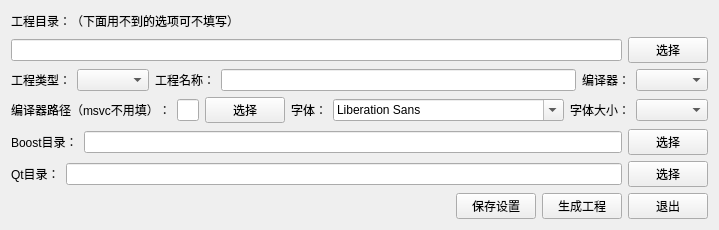
First picture: the form in MainWidget.ui, repository taynpg/quick-cpp, before the edit.
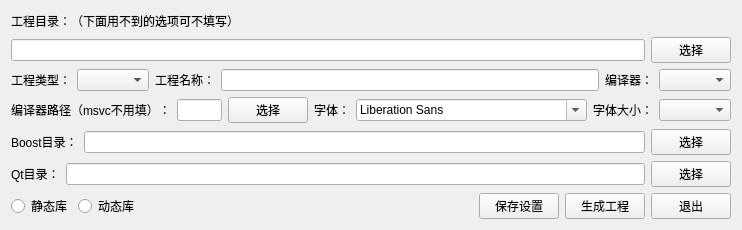
Second picture: the form after the edit.

```diff
--- a/MainWidget.ui
+++ b/MainWidget.ui
@@ -6,7 +6,7 @@
    <rect>
     <x>0</x>
     <y>0</y>
-    <width>716</width>
+    <width>742</width>
     <height>224</height>
    </rect>
   </property>
@@ -177,6 +177,20 @@
    </item>
    <item>
     <layout class="QHBoxLayout" name="horizontalLayout">
+     <item>
+      <widget class="QRadioButton" name="rbStatic">
+       <property name="text">
+        <string>静态库</string>
+       </property>
+      </widget>
+     </item>
+     <item>
+      <widget class="QRadioButton" name="rbDynamic">
+       <property name="text">
+        <string>动态库</string>
+       </property>
+      </widget>
+     </item>
      <item>
       <spacer name="horizontalSpacer">
        <property name="orientation">
```
